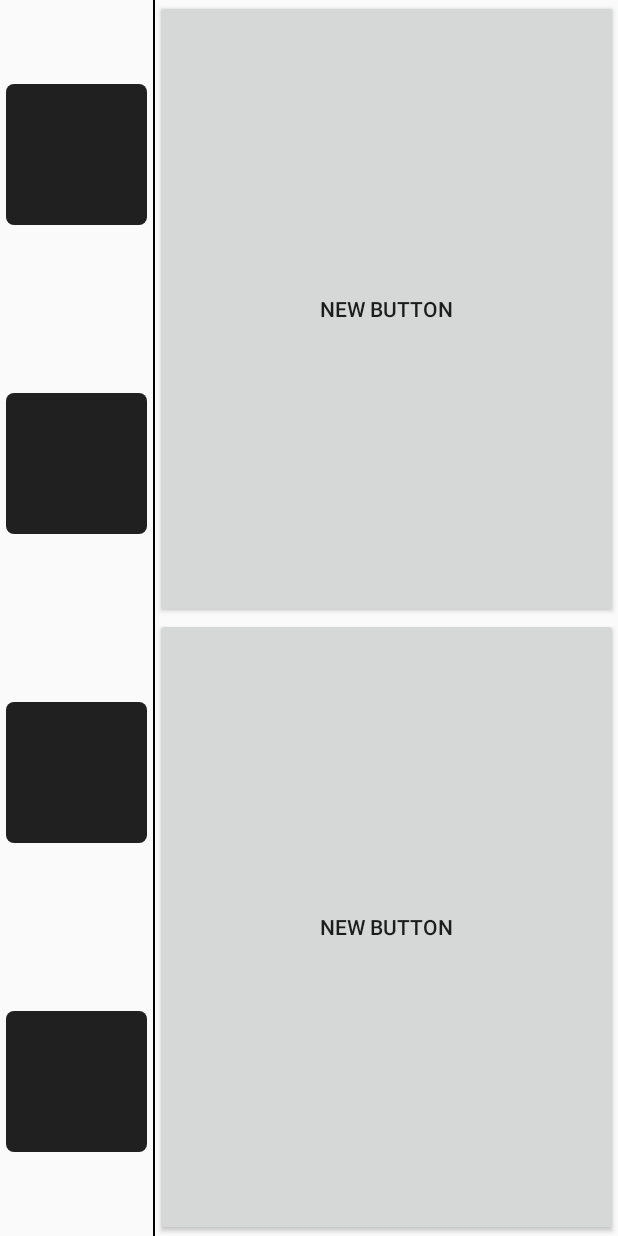
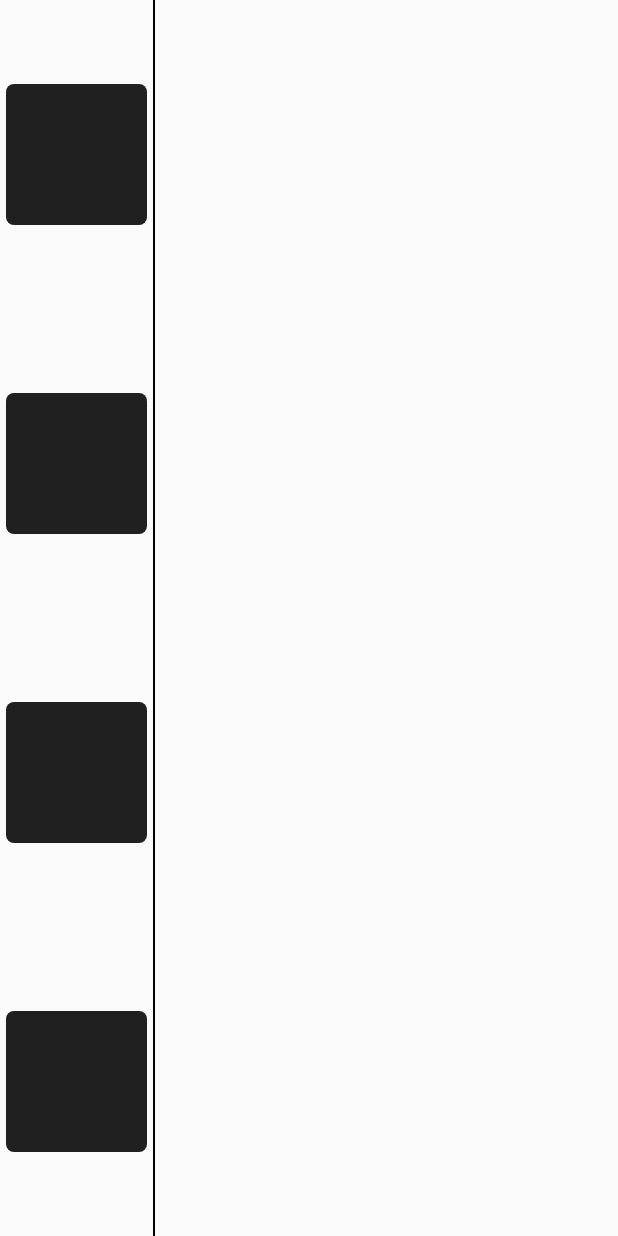
Before and after one commit to polimi-giocoso/incastri2, an Android app: the fragment SyllablesFragment placed in its activity, on a phone screen of 412 x 824 dp. Run offline under Robolectric (Android 15) with nearby library versions, the phone set to English and light mode, and no system bars; our stand-ins replace ButterKnife.

Commit message:
horizontal layout

```diff
--- a/app/src/main/res/layout/fragment_syllables.xml
+++ b/app/src/main/res/layout/fragment_syllables.xml
@@ -2,38 +2,8 @@
               xmlns:tools="http://schemas.android.com/tools"
               android:layout_width="match_parent"
               android:layout_height="match_parent"
-              android:orientation="vertical"
+              android:orientation="horizontal"
+              android:id="@+id/syllables_container"
               tools:context="it.gbresciani.poligame.fragments.SyllablesFragment">
 
-    <LinearLayout
-        android:layout_width="fill_parent"
-        android:layout_height="wrap_content"
-        android:layout_weight="1"
-        android:orientation="horizontal">
-
-        <Button
-            android:id="@+id/button"
-            android:layout_width="wrap_content"
-            android:layout_height="match_parent"
-            android:layout_gravity="center_horizontal"
-            android:layout_weight="1"
-            android:text="New Button"/>
-
-
-    </LinearLayout>
-
-    <LinearLayout
-        android:layout_width="fill_parent"
-        android:layout_height="wrap_content"
-        android:layout_weight="1"
-        android:orientation="horizontal">
-
-        <Button
-            android:id="@+id/button3"
-            android:layout_width="wrap_content"
-            android:layout_height="match_parent"
-            android:layout_weight="1"
-            android:text="New Button"/>
-
-    </LinearLayout>
 </LinearLayout>
```
